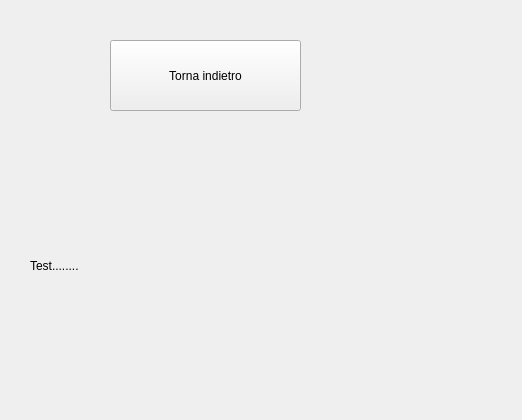
Qt form views/testview.ui (Sennare/kalk_p2) before a commit.
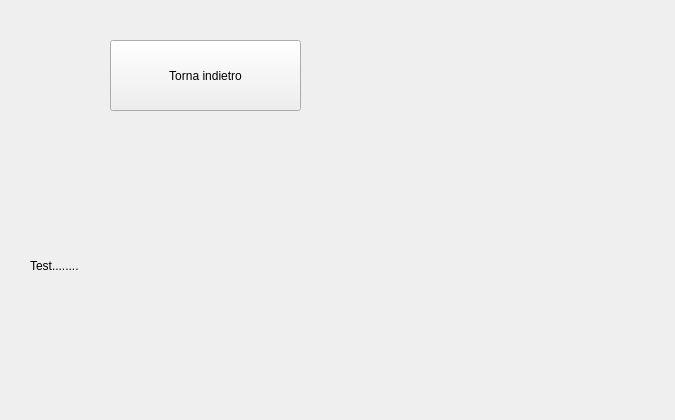
The same form after that commit.

Patch:
```diff
--- a/views/testview.ui
+++ b/views/testview.ui
@@ -6,7 +6,7 @@
    <rect>
     <x>0</x>
     <y>0</y>
-    <width>522</width>
+    <width>675</width>
     <height>420</height>
    </rect>
   </property>
@@ -42,6 +42,16 @@
     <string>Torna indietro</string>
    </property>
   </widget>
+  <widget class="QWidget" name="widget" native="true">
+   <property name="geometry">
+    <rect>
+     <x>410</x>
+     <y>90</y>
+     <width>211</width>
+     <height>161</height>
+    </rect>
+   </property>
+  </widget>
  </widget>
  <resources/>
  <connections/>
```
